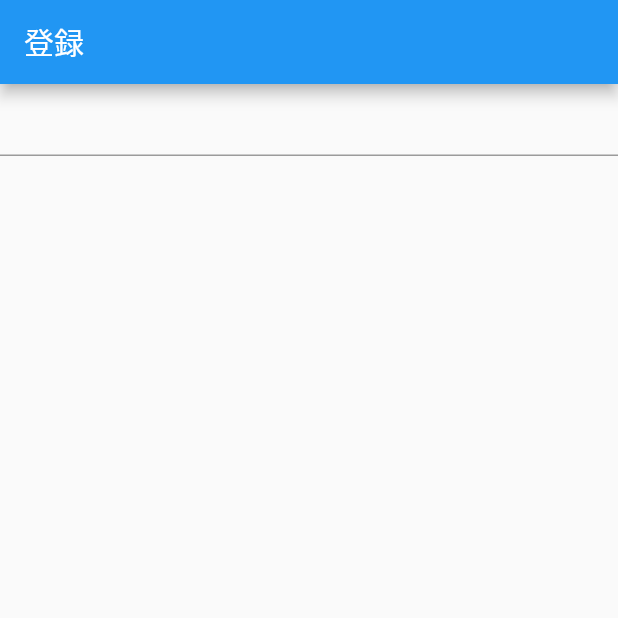
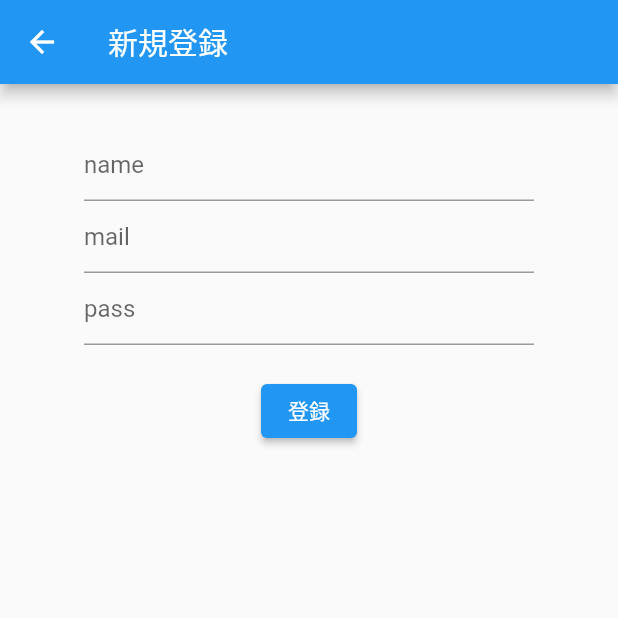
Before and after one commit to tomoki1590/FiveSenses-Dialy-Tom, a Flutter app: the SignIn screen opened directly, on a phone screen of 412 x 824 dp, the top half of it. Run offline on Flutter 3.47's test engine with Material 2 defaults, Android fonts, the phone set to English and light mode, and no system bars; our stand-ins replace firebase_core, flutter_riverpod, freezed_annotation, image_picker, shared_preferences; accounts and stored records are empty; network calls fail.

Commit message:
Login SingIn Ui

```diff
--- a/lib/horizontal/screen/new_page.dart
+++ b/lib/horizontal/screen/new_page.dart
@@ -11,6 +11,7 @@ class NewPage extends ConsumerWidget {
 
   @override
   Widget build(BuildContext context, WidgetRef ref) {
+
     final List<TabInfo> tabs = [
       TabInfo('タイトル', BasicData()),
       TabInfo('文章', TagPage()),
--- a/lib/login/signin.dart
+++ b/lib/login/signin.dart
@@ -1,3 +1,5 @@
+import 'dart:ui';
+import 'package:five_senses_dialy/login/login.dart';
 import 'package:flutter/material.dart';
 import 'package:flutter_riverpod/flutter_riverpod.dart';
 
@@ -6,13 +8,43 @@ class SignIn extends ConsumerWidget {
 
   @override
   Widget build(BuildContext context, WidgetRef ref) {
+    TextEditingController mailController = TextEditingController();
+    TextEditingController passController = TextEditingController();
+    TextEditingController nameController = TextEditingController();
     return Scaffold(
-      appBar: AppBar(title: Text('登録'),),
-      body:Column(
-        children:[
-          TextField(),
-        ]
-      )
-    );
+        appBar: AppBar(
+          title:const Text('新規登録'),
+        ),
+        body: Container(
+          child: Center(
+            child: SizedBox(
+                width: 300,
+                child: Padding(
+                  padding: const EdgeInsets.only(top: 30),
+                  child: Column(
+                    children: [
+                      TextField(
+                        controller:nameController,
+                        decoration: InputDecoration(hintText:'name'),),
+                      TextField(
+                          controller: mailController,
+                          decoration: InputDecoration(hintText: 'mail')),
+                      TextField(
+                          controller: passController,
+                          decoration: InputDecoration(hintText: 'pass')),
+                      Padding(
+                        padding: const EdgeInsets.only(top: 20),
+                        child: ElevatedButton(
+                            onPressed: () {
+                              Navigator.pushReplacement(context,
+                                  MaterialPageRoute(builder: (context) =>const Login()));
+                            },
+                            child: Text('登録')),
+                      )
+                    ],
+                  ),
+                )),
+          ),
+        ));
   }
 }
--- a/lib/main.dart
+++ b/lib/main.dart
@@ -1,10 +1,7 @@
 import 'package:firebase_core/firebase_core.dart';
 import 'package:five_senses_dialy/login/login.dart';
-import 'package:flutter/cupertino.dart';
 import 'package:flutter/material.dart';
 import 'package:flutter_riverpod/flutter_riverpod.dart';
-
-import 'horizontal/screen/cover_page.dart';
 
 main()async {
   WidgetsFlutterBinding.ensureInitialized();
```
Also changed, not shown: lib/horizontal/screen/cover/write/tag.dart (+19 -6 lines), lib/login/login.dart (+7 -19 lines), lib/horizontal/screen/image_page.dart (added).
